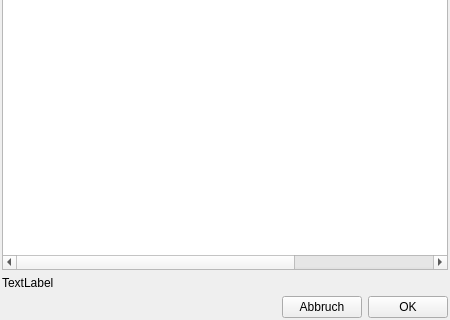
This is ExtDialoge/myDlgGeometryCheck.ui in Landesamt-fuer-Archaeologie-Sachsen/Tachy2GIS_arch as Qt 5 draws it before an edit; both pictures show x 0 to 450 and y 280 to 600 of the 450 by 600 pixel window. The edited form follows.
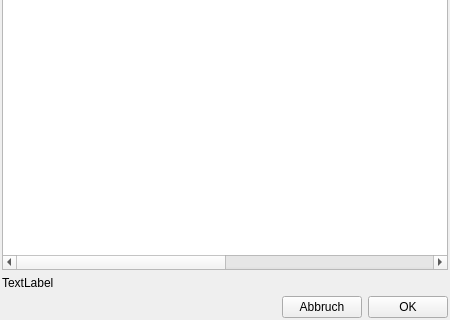
This is the edited form.

```diff
--- a/ExtDialoge/myDlgGeometryCheck.ui
+++ b/ExtDialoge/myDlgGeometryCheck.ui
@@ -75,7 +75,7 @@
          <bool>true</bool>
         </property>
         <property name="columnCount">
-         <number>3</number>
+         <number>4</number>
         </property>
         <attribute name="horizontalHeaderCascadingSectionResizes">
          <bool>false</bool>
@@ -98,6 +98,11 @@
           <string>z</string>
          </property>
         </column>
+        <column>
+         <property name="text">
+          <string>id</string>
+         </property>
+        </column>
        </widget>
       </item>
       <item row="4" column="0">
```
